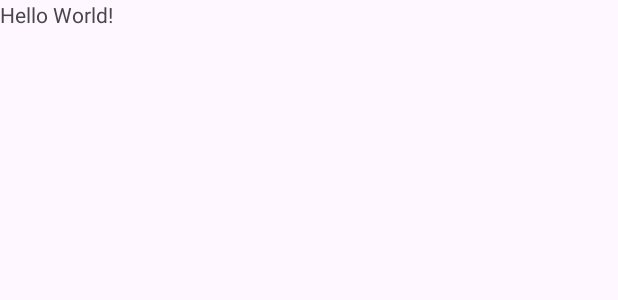
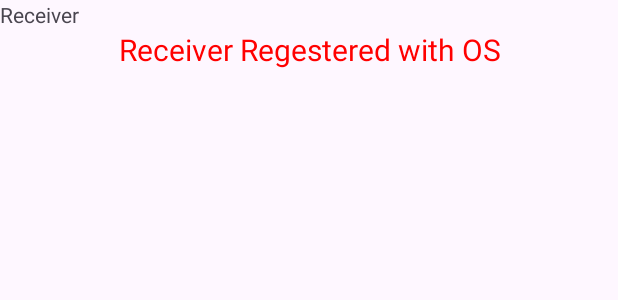
Before and after one commit to AndroidWonder/29-Receiver, an Android app: the layout activity_main.xml on its own in the app's theme, with its tools: preview values and no code run, on a phone screen of 412 x 824 dp. Shown: the top 300 px of the screen. Run offline under Robolectric (Android 15) with nearby library versions, the phone set to English and light mode, and no system bars.

Commit message:
UI fixes

```diff
--- a/app/src/main/res/layout/activity_main.xml
+++ b/app/src/main/res/layout/activity_main.xml
@@ -4,10 +4,20 @@
     xmlns:tools="http://schemas.android.com/tools"
     android:layout_width="match_parent"
     android:layout_height="match_parent"
+    android:orientation="vertical"
     tools:context=".MainActivity">
     <TextView
-        android:layout_width="wrap_content"
+        android:layout_width="fill_parent"
         android:layout_height="wrap_content"
-        android:text="Hello World!" />
+        android:text="Receiver" />
+
+    <TextView
+        android:layout_width="match_parent"
+        android:layout_height="wrap_content"
+        android:text="Receiver Regestered with OS"
+        android:textColor="#ffff0000"
+        android:textSize="20dp"
+        android:gravity="center"/>
+
 
 </LinearLayout>
```
